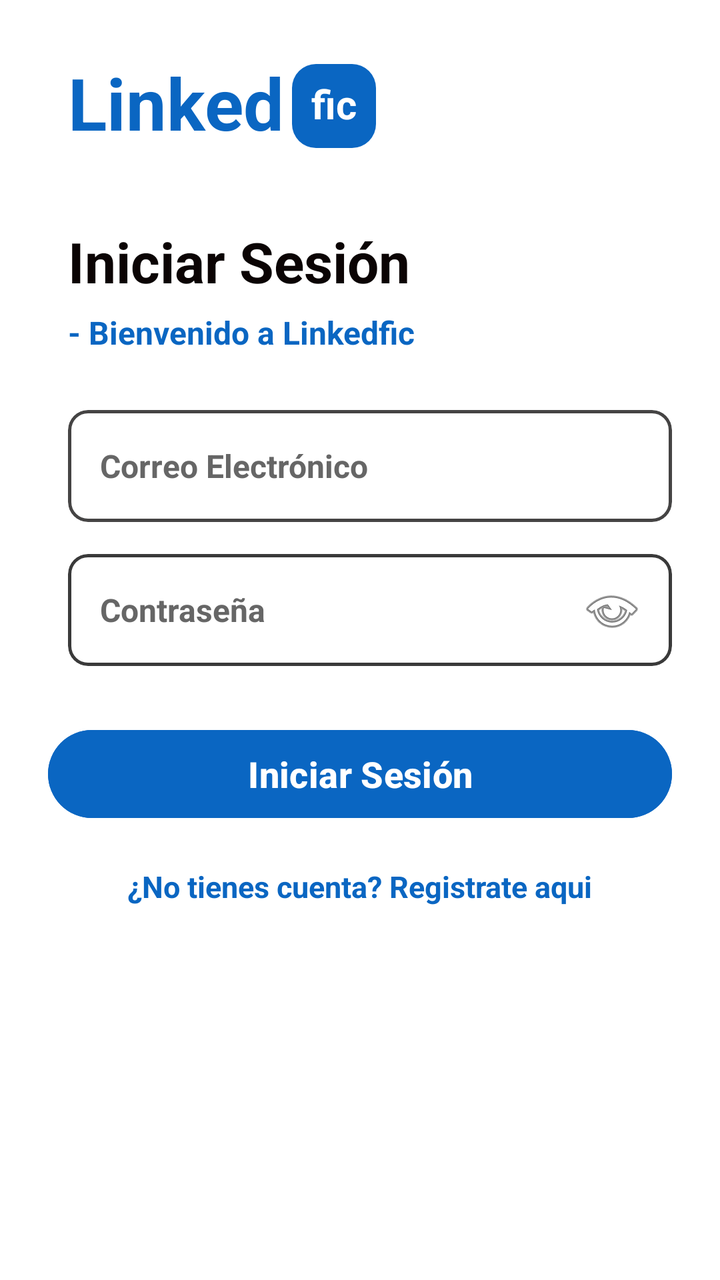
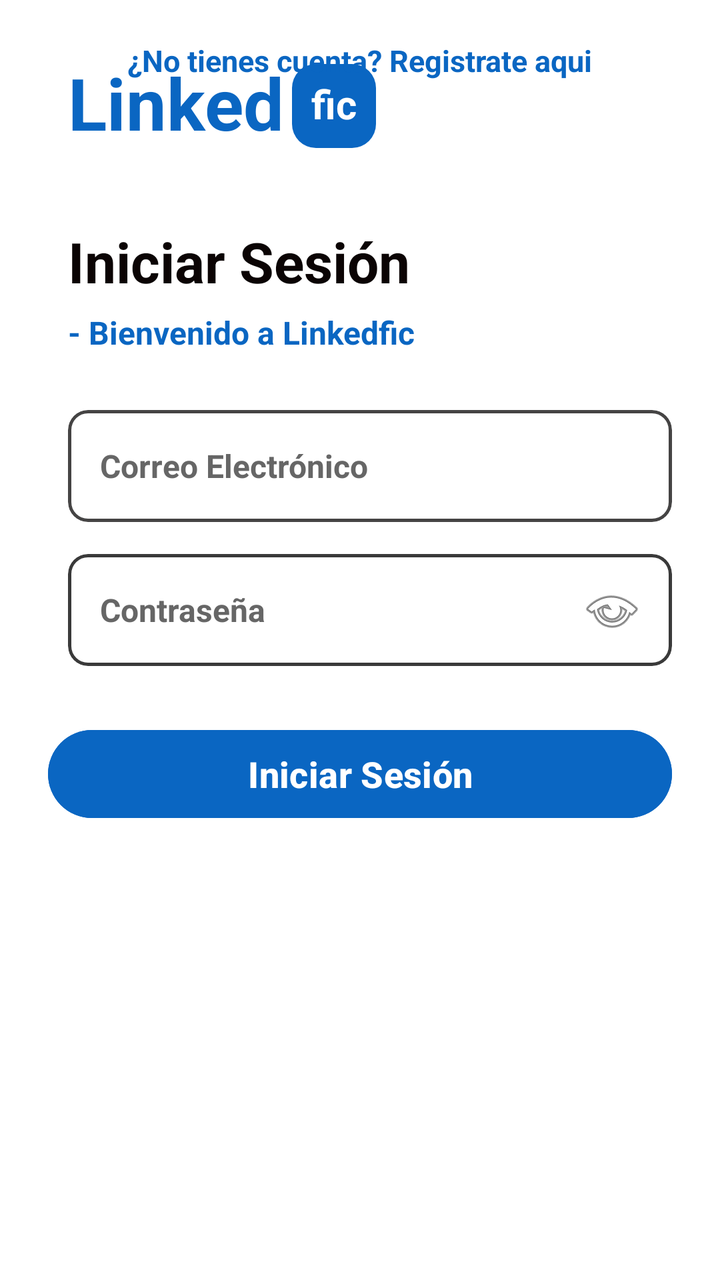

An Android layout rendered at two revisions. The XML below is the earlier revision; the diff shows what the commit changed to produce the second picture.
<!-- AndroidManifest.xml: application theme Theme.LinkedInInterno -->
<!-- res/layout/activity_login.xml -->
<?xml version="1.0" encoding="utf-8"?>
<androidx.constraintlayout.widget.ConstraintLayout
    android:id="@+id/login"
    xmlns:android="http://schemas.android.com/apk/res/android"
    xmlns:app="http://schemas.android.com/apk/res-auto"
    xmlns:tools="http://schemas.android.com/tools"
    android:layout_width="match_parent"
    android:layout_height="match_parent"
    android:background="@android:color/white"
    tools:context="com.example.linkedininterno.ui.LoginActivity">

    
    <TextView
        android:id="@+id/tvLinkedLogo"
        android:layout_width="wrap_content"
        android:layout_height="wrap_content"
        android:layout_marginStart="34dp"
        android:layout_marginTop="32dp"
        android:includeFontPadding="false"
        android:text="@string/txt_linked_logo"
        android:textColor="#0A66C2"
        android:textSize="36sp"
        android:textStyle="bold"
        app:layout_constraintStart_toStartOf="parent"
        app:layout_constraintTop_toTopOf="parent" />

    
    <FrameLayout
        android:id="@+id/flLinkedinContainer"
        android:layout_width="42dp"
        android:layout_height="42dp"
        android:layout_marginStart="4dp"
        android:background="@drawable/logo_linkedfic"
        app:layout_constraintBottom_toBottomOf="@id/tvLinkedLogo"
        app:layout_constraintStart_toEndOf="@id/tvLinkedLogo"
        app:layout_constraintTop_toTopOf="@id/tvLinkedLogo">

        <TextView
            android:layout_width="wrap_content"
            android:layout_height="wrap_content"
            android:layout_gravity="center"
            android:includeFontPadding="false"
            android:text="@string/txt_fic_logo"
            android:textColor="@android:color/white"
            android:textSize="20sp"
            android:textStyle="bold" />
    </FrameLayout>

    
    <TextView
        android:id="@+id/tvInicioSesion"
        android:layout_width="wrap_content"
        android:layout_height="wrap_content"
        android:layout_marginStart="34dp"
        android:layout_marginTop="38dp"
        android:text="@string/txt_inicio_sesion"
        android:textColor="#0B0404"
        android:textSize="28sp"
        android:textStyle="bold"
        app:layout_constraintStart_toStartOf="parent"
        app:layout_constraintTop_toBottomOf="@id/tvLinkedLogo" />

    
    <TextView
        android:id="@+id/tvBienvenida"
        android:layout_width="wrap_content"
        android:layout_height="wrap_content"
        android:layout_marginStart="34dp"
        android:layout_marginTop="6dp"
        android:text="@string/txt_bienvenida_login"
        android:textColor="#0A66C2"
        android:textSize="16sp"
        android:textStyle="bold"
        app:layout_constraintStart_toStartOf="parent"
        app:layout_constraintTop_toBottomOf="@+id/tvInicioSesion" />

    
    <com.google.android.material.card.MaterialCardView
        android:id="@+id/hintCorreo"
        android:layout_width="0dp"
        android:layout_height="56dp"
        android:layout_marginStart="34dp"
        android:layout_marginTop="28dp"
        android:layout_marginEnd="24dp"
        app:cardBackgroundColor="#FFFFFF"
        app:cardCornerRadius="10dp"
        app:layout_constraintEnd_toEndOf="parent"
        app:layout_constraintStart_toStartOf="parent"
        app:layout_constraintTop_toBottomOf="@id/tvBienvenida"
        app:strokeColor="#454444"
        app:strokeWidth="1.5dp">

        <EditText
            android:id="@+id/etcorreo"
            android:layout_width="match_parent"
            android:layout_height="match_parent"
            android:background="@null"
            android:hint="@string/et_correo_login"
            android:inputType="textEmailAddress"
            android:maxLines="1"
            android:paddingStart="16dp"
            android:paddingEnd="16dp"
            android:textColor="#0A66C2"
            android:textColorHint="#666666"
            android:textSize="16sp"
            android:textStyle="bold" />
    </com.google.android.material.card.MaterialCardView>

    
    <com.google.android.material.card.MaterialCardView
        android:id="@+id/cardContrasena"
        android:layout_width="0dp"
        android:layout_height="56dp"
        android:layout_marginStart="34dp"
        android:layout_marginTop="16dp"
        android:layout_marginEnd="24dp"
        app:cardBackgroundColor="#FFFFFF"
        app:cardCornerRadius="10dp"
        app:layout_constraintEnd_toEndOf="parent"
        app:layout_constraintStart_toStartOf="parent"
        app:layout_constraintTop_toBottomOf="@id/hintCorreo"
        app:strokeColor="#3A3A3A"
        app:strokeWidth="1.5dp">

        <LinearLayout
            android:layout_width="match_parent"
            android:layout_height="match_parent"
            android:gravity="center_vertical"
            android:orientation="horizontal"
            android:paddingStart="16dp"
            android:paddingEnd="12dp">

            <EditText
                android:id="@+id/etcontrasena"
                android:layout_width="0dp"
                android:layout_height="match_parent"
                android:layout_weight="1"
                android:background="@null"
                android:hint="@string/et_contraseña_login"
                android:inputType="textPassword"
                android:maxLines="1"
                android:textColor="#0A66C2"
                android:textColorHint="#666666"
                android:textSize="16sp"
                android:textStyle="bold" />

            <ImageButton
                android:id="@+id/btnOjoContrasena"
                android:layout_width="36dp"
                android:layout_height="36dp"
                android:background="?attr/selectableItemBackgroundBorderless"
                android:contentDescription="@string/decripcionbtn_ocultar_contraseña"
                android:src="@android:drawable/ic_menu_view"
                tools:ignore="TouchTargetSizeCheck" />
        </LinearLayout>
    </com.google.android.material.card.MaterialCardView>

    
    <Button
        android:id="@+id/button"
        android:layout_width="0dp"
        android:layout_height="52dp"
        android:layout_marginStart="24dp"
        android:layout_marginTop="28dp"
        android:layout_marginEnd="24dp"
        android:backgroundTint="@color/linkedfic_blue"
        android:text="@string/btn_iniciar_sesion"
        android:textColor="#FFFFFF"
        android:textSize="18sp"
        android:textStyle="bold"
        app:layout_constraintEnd_toEndOf="parent"
        app:layout_constraintStart_toStartOf="parent"
        app:layout_constraintTop_toBottomOf="@+id/cardContrasena" />

    <ProgressBar
        android:id="@+id/progressBarLogin"
        android:layout_width="wrap_content"
        android:layout_height="wrap_content"
        android:layout_marginTop="16dp"
        android:visibility="gone"
        android:indeterminateTint="@color/linkedfic_blue"
        app:layout_constraintEnd_toEndOf="parent"
        app:layout_constraintStart_toStartOf="parent"
        app:layout_constraintTop_toBottomOf="@+id/button" />

    
    <TextView
        android:id="@+id/tvRegistrateAqui"
        android:layout_width="wrap_content"
        android:layout_height="wrap_content"
        android:layout_marginTop="20dp"
        android:clickable="true"
        android:focusable="true"
        android:minHeight="48dp"
        android:text="@string/tv_registrate_aqui"
        android:textColor="@color/linkedfic_blue"
        android:textSize="15sp"
        android:textStyle="bold"
        app:layout_constraintEnd_toEndOf="parent"
        app:layout_constraintStart_toStartOf="parent"
        app:layout_constraintTop_toBottomOf="@+id/progressBarLogin" />

</androidx.constraintlayout.widget.ConstraintLayout>
<!-- resources referenced by this layout -->
<resources>
  <color name="linkedfic_blue">#0A66C2</color>
  <!-- drawable logo_linkedfic (drawable) -->
  <?xml version="1.0" encoding="utf-8"?>
  <shape xmlns:android="http://schemas.android.com/apk/res/android">
      <solid android:color="@color/linkedfic_blue" />
      <corners android:radius="12dp" />
  </shape>
  <string name="btn_iniciar_sesion">Iniciar Sesión</string>
  <string name="et_correo_login">Correo Electrónico</string>
  <string name="tv_registrate_aqui">¿No tienes cuenta? Registrate aqui</string>
  <string name="txt_bienvenida_login">- Bienvenido a Linkedfic</string>
  <string name="txt_fic_logo">fic</string>
  <string name="txt_inicio_sesion">Iniciar Sesión</string>
  <string name="txt_linked_logo">Linked</string>
  <style name="Theme.LinkedInInterno" parent="Base.Theme.LinkedInInterno" />
  <style name="Base.Theme.LinkedInInterno" parent="Theme.Material3.DayNight.NoActionBar">
          
          <item name="colorPrimary">@color/azul_linkedin</item>
          <item name="colorOnPrimary">@color/white</item>
          <item name="colorPrimaryContainer">@color/azul_muy_claro</item>
          <item name="colorOnPrimaryContainer">@color/azul_oscuro</item>
          <item name="colorSecondary">@color/dorado_oro_uas</item>
          <item name="android:colorBackground">@color/gris_claro_fondo</item>
      </style>
  <color name="azul_linkedin">#0A66C2</color>
  <color name="white">#FFFFFFFF</color>
  <color name="azul_muy_claro">#EBF2F9</color>
  <color name="azul_oscuro">#1B365D</color>
  <color name="dorado_oro_uas">#AF9121</color>
  <color name="gris_claro_fondo">#F4F2EE</color>
</resources>

<!-- the commit's change to res/layout/activity_login.xml (unified diff, before → after) -->
@@ -6,8 +6,7 @@
     xmlns:tools="http://schemas.android.com/tools"
     android:layout_width="match_parent"
     android:layout_height="match_parent"
-    android:background="@android:color/white"
-    tools:context="com.example.linkedininterno.ui.LoginActivity">
+    android:background="@android:color/white">
 
     
     <TextView
@@ -157,7 +156,7 @@
 
     
     <Button
-        android:id="@+id/button"
+        android:id="@+id/buttonLogin"
         android:layout_width="0dp"
         android:layout_height="52dp"
         android:layout_marginStart="24dp"
